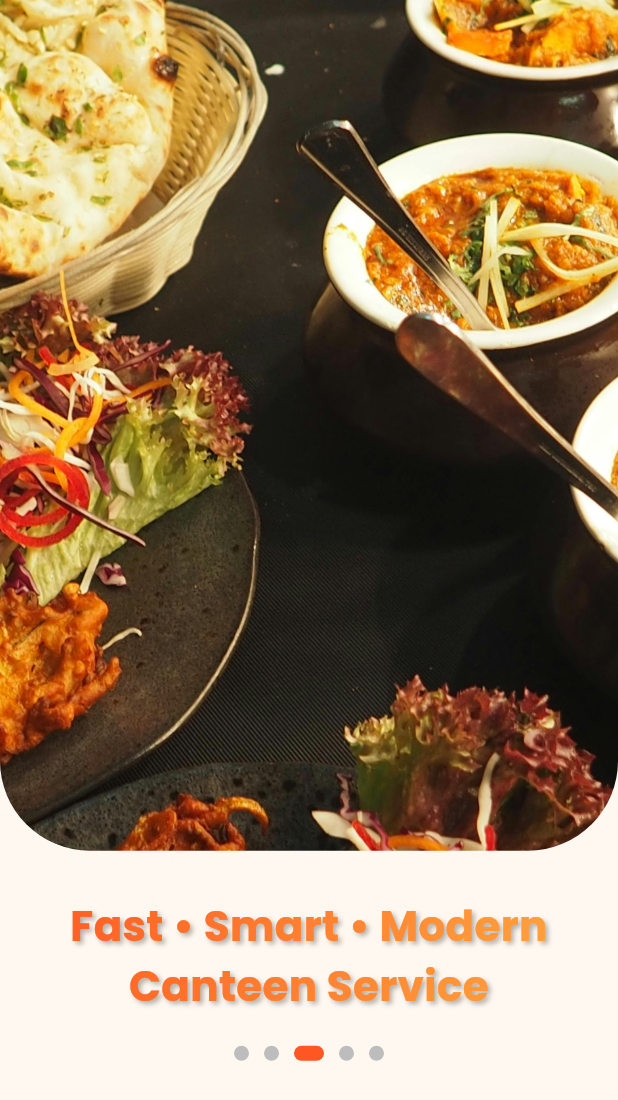
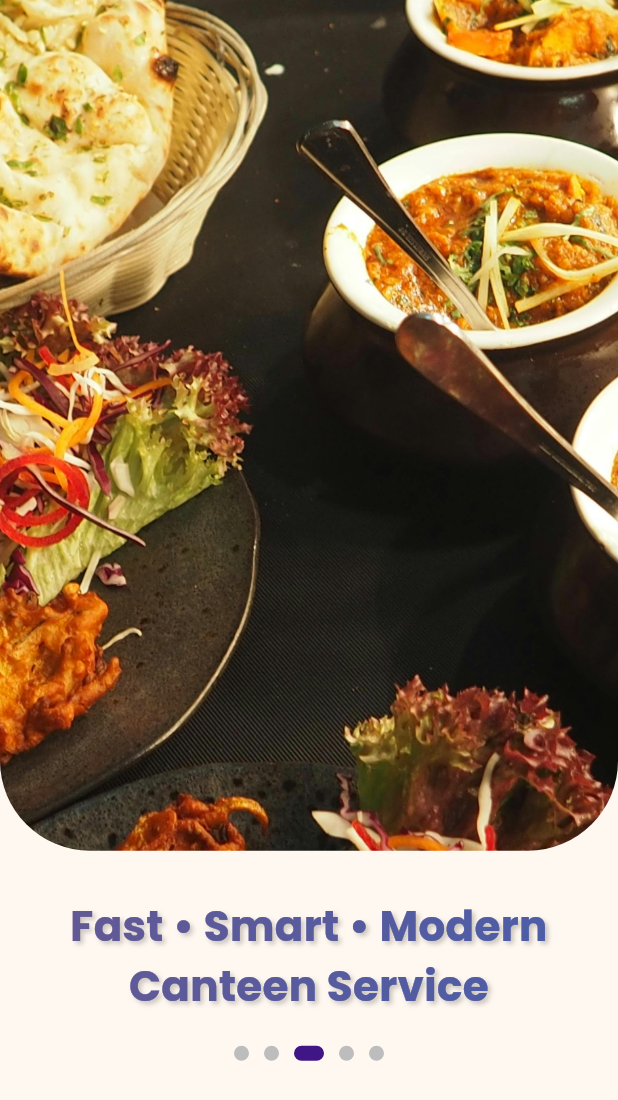
Before and after one commit to Sabrina-manahil-waseem-006/ecommerce_app, a Flutter app: the screen it shows after launch, on a phone screen of 412 x 824 dp. Shown: the top 1100 px of the screen. Run offline on Flutter 3.47's test engine with Material 3 defaults, Android fonts, the light colour scheme and no system bars; our stand-ins replace cloud_firestore, file_picker, firebase_auth, firebase_core, fl_chart, google_fonts; accounts and stored records are empty.

Commit message:
Project Finalized

```diff
--- a/lib/screens/admin/admin_dashboard.dart
+++ b/lib/screens/admin/admin_dashboard.dart
@@ -119,10 +119,10 @@ class _AdminDashboardState extends State<AdminDashboard> {
           const Spacer(),
           const Divider(),
           ListTile(
-            leading: const Icon(Icons.logout, color: Colors.redAccent),
+            leading: const Icon(Icons.logout, color: Color.fromARGB(255, 26, 21, 90)),
             title: Text(
               "Logout",
-              style: GoogleFonts.poppins(color: Colors.redAccent),
+              style: GoogleFonts.poppins(color: const Color.fromARGB(255, 49, 24, 138)),
             ),
             onTap: _logout,
           ),
--- a/lib/screens/auth/splash_screen.dart
+++ b/lib/screens/auth/splash_screen.dart
@@ -97,7 +97,7 @@ class _SplashSliderScreenState extends State<SplashSliderScreen> {
                 ShaderMask(
                   shaderCallback: (bounds) =>
                       const LinearGradient(
-                        colors: [Colors.deepOrange, Colors.orangeAccent],
+                        colors: [Color.fromARGB(171, 26, 10, 100), Color.fromARGB(195, 17, 48, 150)],
                         begin: Alignment.topLeft,
                         end: Alignment.bottomRight,
                       ).createShader(
@@ -135,7 +135,7 @@ class _SplashSliderScreenState extends State<SplashSliderScreen> {
                       height: 10,
                       decoration: BoxDecoration(
                         color: currentIndex == index
-                            ? Colors.deepOrange
+                            ? const Color.fromARGB(255, 64, 21, 134)
                             : Colors.grey.shade400,
                         borderRadius: BorderRadius.circular(10),
                       ),
```
Also changed, not shown: pubspec.lock.
